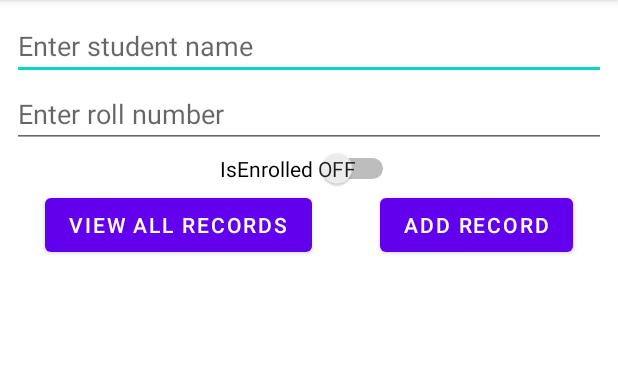
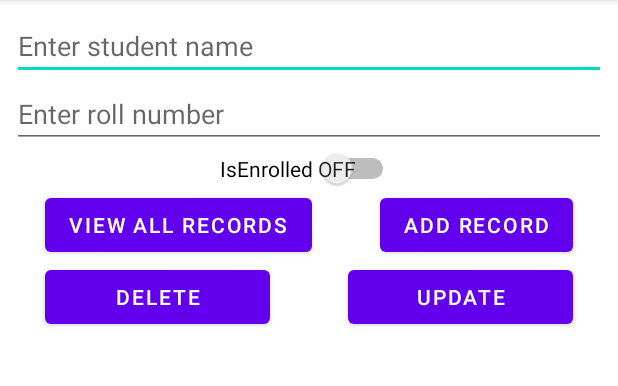
Before and after one commit to Nayab-Tahir/MobileComputing, an Android app: the screen it shows after launch (MainActivity), on a phone screen of 412 x 824 dp, the part 84-470 px from its top. Run offline under Robolectric (Android 15) with nearby library versions, the phone set to English and light mode, and no system bars.

Commit message:
Assignment included Delete and Update operations

```diff
--- a/Assignment3/app/src/main/java/com/example/assignment3/MainActivity.java
+++ b/Assignment3/app/src/main/java/com/example/assignment3/MainActivity.java
@@ -15,7 +15,7 @@ import java.util.List;
 
 public class MainActivity extends AppCompatActivity {
 
-    Button buttonAdd, buttonViewAll;
+    Button buttonAdd, buttonViewAll, buttonDelete, buttonUpdate;
     EditText editName, editRollNumber;
     Switch switchIsActive;
     ListView listViewStudent;
@@ -27,6 +27,8 @@ public class MainActivity extends AppCompatActivity {
 
         buttonAdd = findViewById(R.id.buttonAdd);
         buttonViewAll = findViewById(R.id.buttonViewAll);
+        buttonDelete = findViewById(R.id.buttonDelete);
+        buttonUpdate = findViewById(R.id.buttonUpdate);
         editName = findViewById(R.id.editTextName);
         editRollNumber = findViewById(R.id.editTextRollNumber);
         switchIsActive = findViewById(R.id.switchStudent);
@@ -60,5 +62,41 @@ public class MainActivity extends AppCompatActivity {
 
             }
         });
+
+        buttonDelete.setOnClickListener(new View.OnClickListener() {
+            StudentModel studentModel;
+
+            @Override
+            public void onClick(View v) {
+                try {
+                    studentModel = new StudentModel(editName.getText().toString(), Integer.parseInt(editRollNumber.getText().toString()), switchIsActive.isChecked());
+                    //Toast.makeText(MainActivity.this, studentModel.toString(), Toast.LENGTH_SHORT).show();
+                }
+                catch (Exception e){
+                    Toast.makeText(MainActivity.this, "Error", Toast.LENGTH_SHORT).show();
+                }
+                DBHelper dbHelper = new DBHelper(MainActivity.this);
+                dbHelper.deleteStudent(studentModel);
+            }
+        });
+
+        buttonUpdate.setOnClickListener(new View.OnClickListener() {
+            StudentModel studentModel;
+
+            @Override
+            public void onClick(View v) {
+                try {
+                    studentModel = new StudentModel(editName.getText().toString(), Integer.parseInt(editRollNumber.getText().toString()), switchIsActive.isChecked());
+                    //Toast.makeText(MainActivity.this, studentModel.toString(), Toast.LENGTH_SHORT).show();
+                }
+                catch (Exception e){
+                    Toast.makeText(MainActivity.this, "Error", Toast.LENGTH_SHORT).show();
+                }
+                DBHelper dbHelper  = new DBHelper(MainActivity.this);
+                dbHelper.updateStudent(studentModel);
+            }
+        });
+
+
     }
 }
--- a/Assignment3/app/src/main/res/layout/activity_main.xml
+++ b/Assignment3/app/src/main/res/layout/activity_main.xml
@@ -65,6 +65,26 @@
         app:layout_constraintTop_toTopOf="@+id/buttonViewAll"
         app:layout_constraintVertical_bias="0.0" />
 
+    <Button
+        android:id="@+id/buttonDelete"
+        android:layout_width="150dp"
+        android:layout_height="wrap_content"
+        android:layout_marginStart="30dp"
+        android:text="Delete"
+        app:layout_constraintStart_toStartOf="parent"
+        app:layout_constraintTop_toBottomOf="@+id/buttonViewAll" />
+
+    <Button
+        android:id="@+id/buttonUpdate"
+        android:layout_width="150dp"
+        android:layout_height="wrap_content"
+        android:layout_marginEnd="30dp"
+        android:text="Update"
+        app:layout_constraintBottom_toBottomOf="@+id/buttonDelete"
+        app:layout_constraintEnd_toEndOf="parent"
+        app:layout_constraintTop_toTopOf="@+id/buttonDelete"
+        app:layout_constraintVertical_bias="0.0" />
+
     <ListView
         android:id="@+id/listViewStudent"
         android:layout_width="match_parent"
@@ -73,7 +93,7 @@
         app:layout_constraintEnd_toEndOf="parent"
         app:layout_constraintHorizontal_bias="0.0"
         app:layout_constraintStart_toStartOf="parent"
-        app:layout_constraintTop_toBottomOf="@+id/buttonAdd" />
+        app:layout_constraintTop_toBottomOf="@+id/buttonDelete" />
 
 
 </androidx.constraintlayout.widget.ConstraintLayout>
```
Also changed, not shown: Assignment3/app/src/main/java/com/example/assignment3/DBHelper.java (+18 -0 lines).
